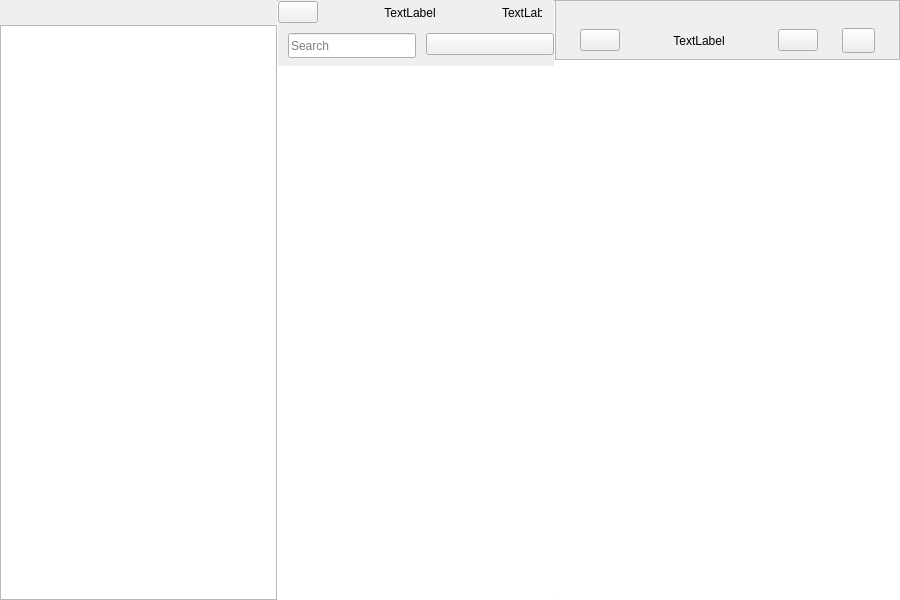
Before: the Qt Designer form zword/src/mainwindow.ui in calcualatexzy/zword, drawn with Qt 5.
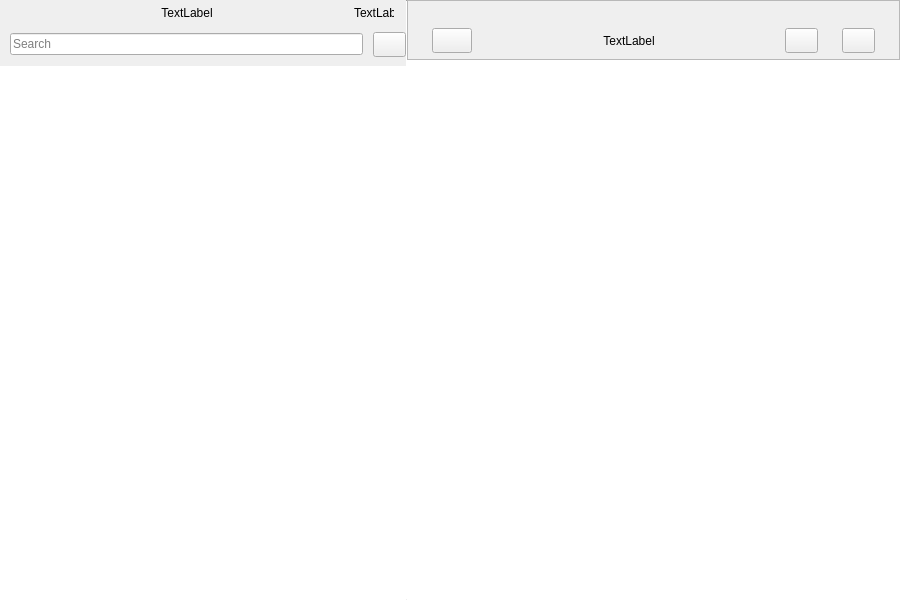
After: the same form once the commit is applied. Icons and pictures are not drawn. Custom widgets are drawn as their Qt base class.

Patch:
```diff
--- a/zword/src/mainwindow.ui
+++ b/zword/src/mainwindow.ui
@@ -72,101 +72,12 @@
           <number>0</number>
          </property>
          <widget class="QFrame" name="frameLeft">
-          <property name="minimumSize">
-           <size>
-            <width>185</width>
-            <height>0</height>
-           </size>
+          <property name="sizePolicy">
+           <sizepolicy hsizetype="Fixed" vsizetype="Preferred">
+            <horstretch>0</horstretch>
+            <verstretch>0</verstretch>
+           </sizepolicy>
           </property>
-          <property name="frameShape">
-           <enum>QFrame::NoFrame</enum>
-          </property>
-          <property name="frameShadow">
-           <enum>QFrame::Plain</enum>
-          </property>
-          <layout class="QHBoxLayout" name="horizontalLayout_2">
-           <property name="spacing">
-            <number>0</number>
-           </property>
-           <property name="leftMargin">
-            <number>0</number>
-           </property>
-           <property name="topMargin">
-            <number>0</number>
-           </property>
-           <property name="rightMargin">
-            <number>0</number>
-           </property>
-           <property name="bottomMargin">
-            <number>0</number>
-           </property>
-           <item>
-            <layout class="QVBoxLayout" name="verticalLayout_2">
-             <property name="spacing">
-              <number>0</number>
-             </property>
-             <item>
-              <widget class="QWidget" name="verticalSpacer_upTreeView" native="true">
-               <property name="sizePolicy">
-                <sizepolicy hsizetype="MinimumExpanding" vsizetype="Fixed">
-                 <horstretch>0</horstretch>
-                 <verstretch>0</verstretch>
-                </sizepolicy>
-               </property>
-               <property name="minimumSize">
-                <size>
-                 <width>20</width>
-                 <height>25</height>
-                </size>
-               </property>
-               <property name="maximumSize">
-                <size>
-                 <width>16777215</width>
-                 <height>25</height>
-                </size>
-               </property>
-              </widget>
-             </item>
-             <item>
-              <widget class="QTreeView" name="treeView">
-               <attribute name="headerMinimumSectionSize">
-                <number>18</number>
-               </attribute>
-              </widget>
-             </item>
-            </layout>
-           </item>
-           <item>
-            <widget class="Line" name="verticalSplitterLine_left">
-             <property name="sizePolicy">
-              <sizepolicy hsizetype="Minimum" vsizetype="Expanding">
-               <horstretch>0</horstretch>
-               <verstretch>0</verstretch>
-              </sizepolicy>
-             </property>
-             <property name="minimumSize">
-              <size>
-               <width>1</width>
-               <height>0</height>
-              </size>
-             </property>
-             <property name="maximumSize">
-              <size>
-               <width>1</width>
-               <height>16777215</height>
-              </size>
-             </property>
-             <property name="layoutDirection">
-              <enum>Qt::LeftToRight</enum>
-             </property>
-             <property name="orientation">
-              <enum>Qt::Vertical</enum>
-             </property>
-            </widget>
-           </item>
-          </layout>
-         </widget>
-         <widget class="QFrame" name="frameMiddle">
           <property name="minimumSize">
            <size>
             <width>185</width>
@@ -232,16 +143,6 @@
                 </item>
                 <item>
                  <layout class="QHBoxLayout" name="horizontalLayout_3">
-                  <item>
-                   <widget class="QPushButton" name="toggleTreeViewButton">
-                    <property name="cursor">
-                     <cursorShape>PointingHandCursor</cursorShape>
-                    </property>
-                    <property name="text">
-                     <string/>
-                    </property>
-                   </widget>
-                  </item>
                   <item>
                    <spacer name="horizontalSpacer_3">
                     <property name="orientation">
@@ -252,7 +153,7 @@
                     </property>
                     <property name="sizeHint" stdset="0">
                      <size>
-                      <width>10</width>
+                      <width>30</width>
                       <height>20</height>
                      </size>
                     </property>
@@ -369,18 +270,6 @@
                       <verstretch>0</verstretch>
                      </sizepolicy>
                     </property>
-                    <property name="minimumSize">
-                     <size>
-                      <width>0</width>
-                      <height>25</height>
-                     </size>
-                    </property>
-                    <property name="maximumSize">
-                     <size>
-                      <width>16777215</width>
-                      <height>22</height>
-                     </size>
-                    </property>
                     <property name="text">
                      <string/>
                     </property>
@@ -410,6 +299,18 @@
                   </item>
                   <item>
                    <widget class="QPushButton" name="newNoteButton">
+                    <property name="minimumSize">
+                     <size>
+                      <width>33</width>
+                      <height>25</height>
+                     </size>
+                    </property>
+                    <property name="maximumSize">
+                     <size>
+                      <width>33</width>
+                      <height>25</height>
+                     </size>
+                    </property>
                     <property name="cursor">
                      <cursorShape>PointingHandCursor</cursorShape>
                     </property>
@@ -597,6 +498,12 @@
                 </item>
                 <item>
                  <widget class="QPushButton" name="styleEditorButton">
+                  <property name="minimumSize">
+                   <size>
+                    <width>33</width>
+                    <height>25</height>
+                   </size>
+                  </property>
                   <property name="cursor">
                    <cursorShape>PointingHandCursor</cursorShape>
                   </property>
@@ -649,6 +556,18 @@
                 </item>
                 <item>
                  <widget class="QPushButton" name="trashButton">
+                  <property name="minimumSize">
+                   <size>
+                    <width>33</width>
+                    <height>25</height>
+                   </size>
+                  </property>
+                  <property name="maximumSize">
+                   <size>
+                    <width>33</width>
+                    <height>25</height>
+                   </size>
+                  </property>
                   <property name="cursor">
                    <cursorShape>PointingHandCursor</cursorShape>
                   </property>
```
Left out of the diff: 20 changed lines with no effect on the pictures.
